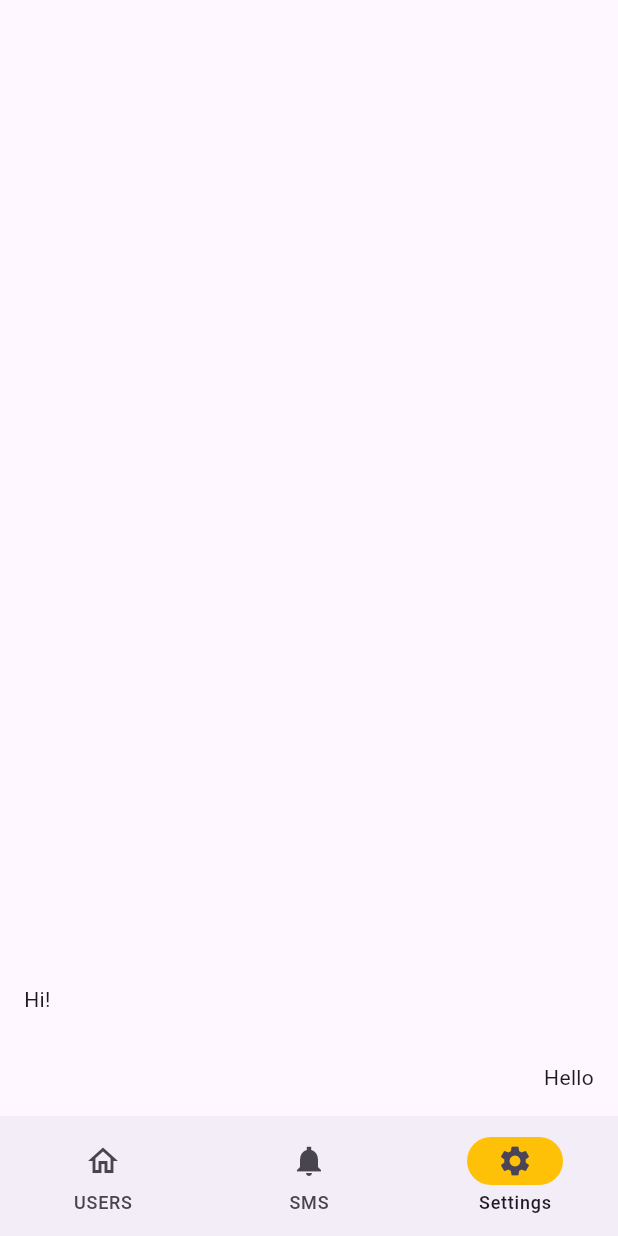
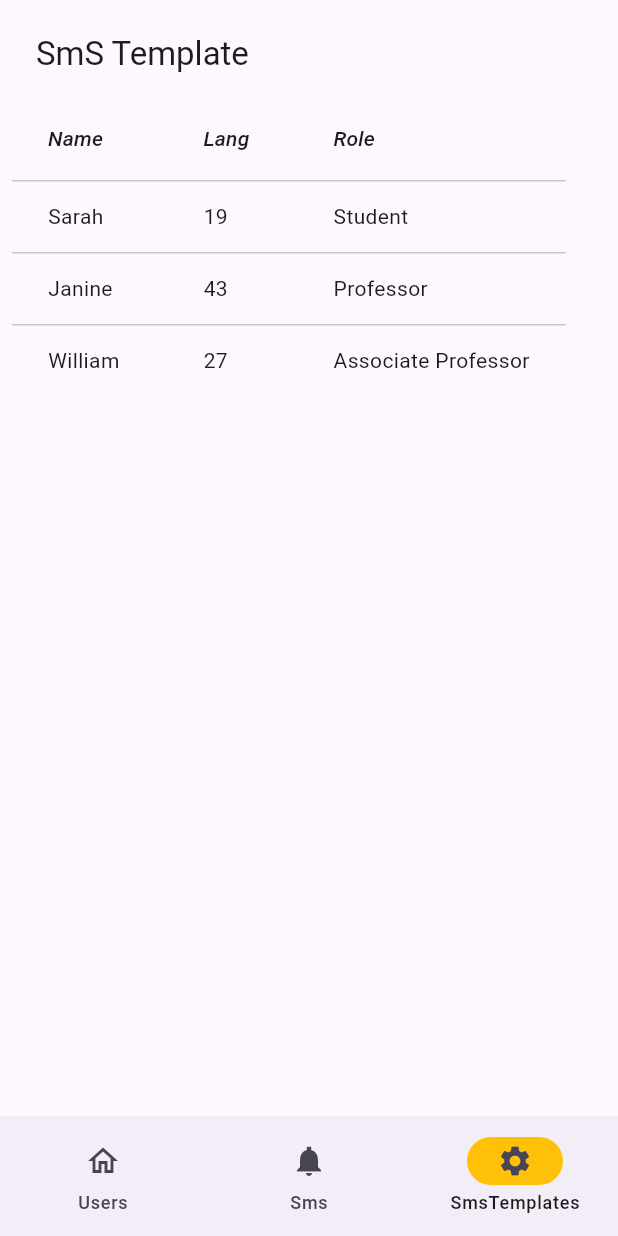
Before and after one commit to Temurbek1961/flutter, a Flutter app: the HomePage screen opened directly, item 3 of the bottom bar chosen, on a phone screen of 412 x 824 dp. Run offline on Flutter 3.47's test engine with Material 3 defaults, Android fonts, the phone set to English and light mode, and no system bars; our stand-ins replace flutter_screenutil, flutter_svg, get, hive, shared_preferences, syncfusion_flutter_datagrid; accounts and stored records are empty; statements that could not run were skipped.

Commit message:
sms templste

```diff
--- a/lib/pages/home/home_page.dart
+++ b/lib/pages/home/home_page.dart
@@ -1,6 +1,7 @@
 import 'dart:io';
 
 import 'package:firstapp/pages/user/user_list.dart';
+import 'package:firstapp/pages/smsTemplate/SmsTemplate.dart';
 import 'package:flutter/cupertino.dart';
 import 'package:flutter/material.dart';
 
@@ -29,15 +30,16 @@ class _HomePageState extends State<HomePage> {
         destinations: <Widget>[
           NavigationDestination(
             icon: Icon(Platform.isIOS ? CupertinoIcons.person_2_fill : Icons.home_outlined),
-            label: 'USERS',
+            label: 'Users',
           ),
           const NavigationDestination(
             icon: Icon(Icons.notifications_sharp),
-            label: 'SMS',
+            label: 'Sms',
           ),
+
           NavigationDestination(
             icon: Icon(Platform.isIOS ? CupertinoIcons.gear_alt_fill : Icons.settings),
-            label: 'Settings',
+            label: 'SmsTemplates',
           ),
         ],
       ),
@@ -90,41 +92,10 @@ class _HomePageState extends State<HomePage> {
         );
       },
     ),
-    ListView.builder(
-      reverse: true,
-      itemCount: 2,
-      itemBuilder: (BuildContext context, int index) {
-        if (index == 0) {
-          return Align(
-            alignment: Alignment.centerRight,
-            child: Container(
-              margin: const EdgeInsets.all(8.0),
-              padding: const EdgeInsets.all(8.0),
-              decoration: BoxDecoration(
-                // color: theme.colorScheme.primary,
-                borderRadius: BorderRadius.circular(8.0),
-              ),
-              child: const Text(
-                'Hello',
-              ),
-            ),
-          );
-        }
-        return Align(
-          alignment: Alignment.centerLeft,
-          child: Container(
-            margin: const EdgeInsets.all(8.0),
-            padding: const EdgeInsets.all(8.0),
-            decoration: BoxDecoration(
-              // color: theme.colorScheme.primary,
-              borderRadius: BorderRadius.circular(8.0),
-            ),
-            child: const Text(
-              'Hi!',
-            ),
-          ),
-        );
-      },
+    const Card(
+      shadowColor: Colors.transparent,
+      margin: EdgeInsets.all(8.0),
+      child: SmsTemplate(),
     ),
   ];
 }
--- /dev/null
+++ b/lib/pages/smsTemplate/smstemplate.dart
@@ -0,0 +1,78 @@
+import 'package:flutter/material.dart';
+import 'package:hive/hive.dart';
+
+void main() => runApp(const SmsTemplate());
+
+class SmsTemplate extends StatelessWidget {
+  const SmsTemplate({super.key});
+
+  @override
+  Widget build(BuildContext context) {
+    return MaterialApp(
+      home: Scaffold(
+        appBar: AppBar(title: const Text('SmS Template')),
+        body: const DataTableExample(),
+      ),
+    );
+  }
+}
+
+class DataTableExample extends StatelessWidget {
+  const DataTableExample({super.key});
+
+  @override
+  Widget build(BuildContext context) {
+    return DataTable(
+      columns: const <DataColumn>[
+        DataColumn(
+          label: Expanded(
+            child: Text(
+              'Name',
+              style: TextStyle(fontStyle: FontStyle.italic),
+            ),
+          ),
+        ),
+        DataColumn(
+          label: Expanded(
+            child: Text(
+              'Lang',
+              style: TextStyle(fontStyle: FontStyle.italic),
+            ),
+          ),
+        ),
+        DataColumn(
+          label: Expanded(
+            child: Text(
+              'Role',
+              style: TextStyle(fontStyle: FontStyle.italic),
+            ),
+          ),
+        ),
+      ],
+      rows: const <DataRow>[
+        DataRow(
+          cells: <DataCell>[
+            DataCell(Text('Sarah')),
+            DataCell(Text('19')),
+            DataCell(Text('Student')),
+          ],
+        onLongPress:
+        ),
+        DataRow(
+          cells: <DataCell>[
+            DataCell(Text('Janine')),
+            DataCell(Text('43')),
+            DataCell(Text('Professor')),
+          ],
+        ),
+        DataRow(
+          cells: <DataCell>[
+            DataCell(Text('William')),
+            DataCell(Text('27')),
+            DataCell(Text('Associate Professor')),
+          ],
+        ),
+      ],
+    );
+  }
+}
--- a/pubspec.yaml
+++ b/pubspec.yaml
@@ -46,8 +46,8 @@ dependencies:
   dio: ^5.4.0
   intl:
   flutter_screenutil: ^5.9.0
-  google_sign_in: ^6.2.1
-  google_one_tap_sign_in: ^1.0.3
+
+
   get:
   shared_preferences:
   sign_in_button: ^3.2.0
```
Also changed, not shown: pubspec.lock, 2 other files.
